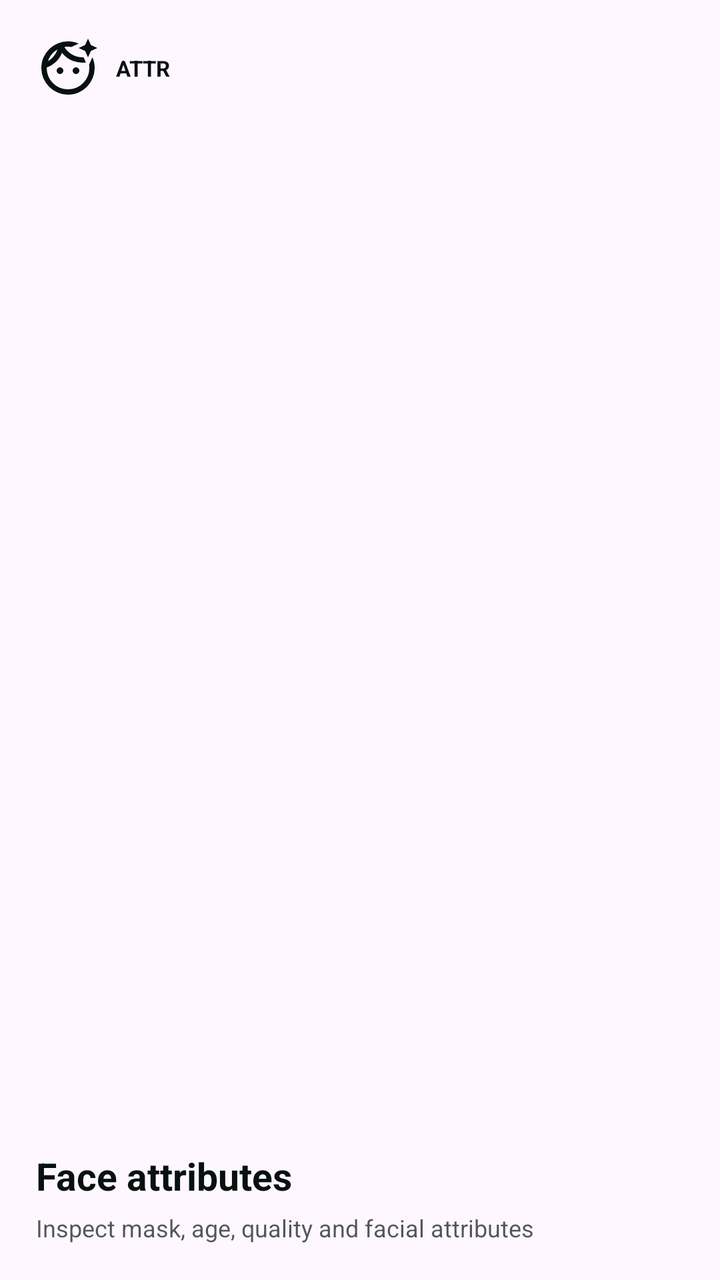
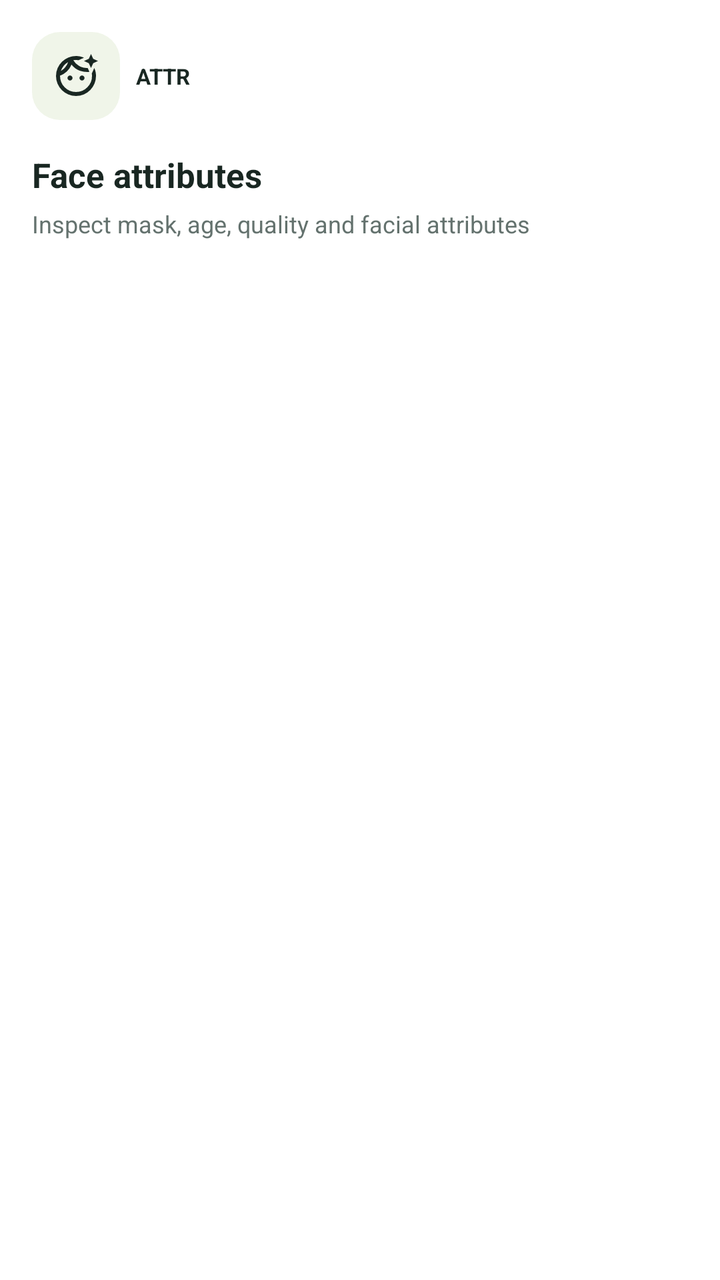

Before-and-after screenshots of an Android layout around one commit, followed by the original layout XML and the change that was made.
<!-- AndroidManifest.xml: application theme Theme.InspireFaceExample -->
<!-- res/layout/item_home_attribute.xml -->
<?xml version="1.0" encoding="utf-8"?>
<LinearLayout xmlns:android="http://schemas.android.com/apk/res/android"
    android:layout_width="match_parent"
    android:layout_height="match_parent"
    android:gravity="bottom"
    android:orientation="vertical"
    android:padding="18dp">

    <LinearLayout
        android:layout_width="match_parent"
        android:layout_height="wrap_content"
        android:gravity="center_vertical"
        android:orientation="horizontal">

        <ImageView
            android:layout_width="32dp"
            android:layout_height="32dp"
            android:contentDescription="@null"
            android:importantForAccessibility="no"
            android:src="@drawable/ic_home_attributes" />

        <TextView
            android:layout_width="wrap_content"
            android:layout_height="wrap_content"
            android:layout_marginStart="8dp"
            android:text="@string/menu_badge_attribute"
            android:textColor="@color/home_tile_text_dark"
            android:textSize="11sp"
            android:textStyle="bold" />
    </LinearLayout>

    <Space
        android:layout_width="1dp"
        android:layout_height="0dp"
        android:layout_weight="1" />

    <TextView
        android:layout_width="match_parent"
        android:layout_height="wrap_content"
        android:text="@string/face_attribute_title"
        android:textColor="@color/home_tile_text_dark"
        android:textSize="19sp"
        android:textStyle="bold" />

    <TextView
        android:layout_width="match_parent"
        android:layout_height="wrap_content"
        android:layout_marginTop="5dp"
        android:maxLines="2"
        android:text="@string/home_attribute_desc"
        android:textColor="@color/home_tile_text_dark_secondary"
        android:textSize="12sp" />
</LinearLayout>
<!-- resources referenced by this layout -->
<resources>
  <color name="home_tile_text_dark">#FF07110F</color>
  <color name="home_tile_text_dark_secondary">#B307110F</color>
  <style name="Base.Theme.InspireFaceExample" parent="Theme.Material3.DayNight.NoActionBar">
          
          
      </style>
  <!-- unchanged entries left out for length: 5 -->
</resources>

<!-- the commit's change to res/layout/item_home_attribute.xml (unified diff, before → after) -->
@@ -1,10 +1,11 @@
 <?xml version="1.0" encoding="utf-8"?>
 <LinearLayout xmlns:android="http://schemas.android.com/apk/res/android"
     android:layout_width="match_parent"
-    android:layout_height="match_parent"
-    android:gravity="bottom"
+    android:layout_height="wrap_content"
+    android:gravity="top"
+    android:minHeight="184dp"
     android:orientation="vertical"
-    android:padding="18dp">
+    android:padding="16dp">
 
     <LinearLayout
         android:layout_width="match_parent"
@@ -13,8 +14,11 @@
         android:orientation="horizontal">
 
         <ImageView
-            android:layout_width="32dp"
-            android:layout_height="32dp"
+            android:background="@drawable/bg_home_icon"
+            android:backgroundTint="@color/home_tile_lime"
+            android:padding="10dp"
+            android:layout_width="44dp"
+            android:layout_height="44dp"
             android:contentDescription="@null"
             android:importantForAccessibility="no"
             android:src="@drawable/ic_home_attributes" />
@@ -31,23 +35,24 @@
 
     <Space
         android:layout_width="1dp"
-        android:layout_height="0dp"
-        android:layout_weight="1" />
+        android:layout_height="16dp" />
 
     <TextView
         android:layout_width="match_parent"
         android:layout_height="wrap_content"
         android:text="@string/face_attribute_title"
         android:textColor="@color/home_tile_text_dark"
-        android:textSize="19sp"
+        android:textSize="17sp"
+        android:maxLines="2"
         android:textStyle="bold" />
 
     <TextView
         android:layout_width="match_parent"
         android:layout_height="wrap_content"
         android:layout_marginTop="5dp"
-        android:maxLines="2"
+        android:maxLines="3"
         android:text="@string/home_attribute_desc"
         android:textColor="@color/home_tile_text_dark_secondary"
-        android:textSize="12sp" />
+        android:textSize="12sp"
+        android:lineSpacingExtra="1dp" />
 </LinearLayout>
<!-- resource entries referenced after the edit -->
@@ -1,10 +1,106 @@
 <!-- resources referenced by this layout -->
 <resources>
-  <color name="home_tile_text_dark">#FF07110F</color>
-  <color name="home_tile_text_dark_secondary">#B307110F</color>
-  <style name="Base.Theme.InspireFaceExample" parent="Theme.Material3.DayNight.NoActionBar">
-          
-          
+  <color name="home_tile_lime">#F0F5E9</color>
+  <color name="home_tile_text_dark">#192722</color>
+  <color name="home_tile_text_dark_secondary">#64726E</color>
+  <!-- drawable bg_home_icon (drawable) -->
+  <shape xmlns:android="http://schemas.android.com/apk/res/android" android:shape="rectangle">
+      <solid android:color="@color/home_surface" />
+      <corners android:radius="14dp" />
+  </shape>
+  <color name="home_surface">#F5F7F8</color>
+  <style name="Base.Theme.InspireFaceExample" parent="Theme.Material3.Light.NoActionBar">
+          <item name="android:windowBackground">@color/home_background</item>
+          <item name="android:statusBarColor">@android:color/transparent</item>
+          <item name="android:navigationBarColor">@color/home_background</item>
+          <item name="android:windowLightStatusBar">true</item>
+          <item name="android:windowAnimationStyle">@style/AppWindowAnimation</item>
+          <item name="android:colorAccent">@color/liveness_accent</item>
+          <item name="colorPrimary">@color/liveness_accent</item>
+          <item name="colorOnPrimary">@color/white</item>
+          <item name="colorPrimaryContainer">@color/plus_accent_soft</item>
+          <item name="colorOnPrimaryContainer">@color/liveness_accent</item>
+          <item name="colorSecondary">@color/liveness_accent</item>
+          <item name="colorSecondaryContainer">@color/plus_accent_soft</item>
+          <item name="colorOnSecondaryContainer">@color/home_text_primary</item>
+          <item name="colorSurface">@color/home_background</item>
+          <item name="colorSurfaceVariant">@color/home_surface</item>
+          <item name="colorOnSurface">@color/home_text_primary</item>
+          <item name="colorOnSurfaceVariant">@color/home_text_secondary</item>
+          <item name="colorOutline">@color/home_stroke</item>
+          <item name="colorControlHighlight">#14237D63</item>
+          <item name="materialButtonStyle">@style/AppButton</item>
+          <item name="materialButtonOutlinedStyle">@style/AppButton.Outlined</item>
+          <item name="buttonBarPositiveButtonStyle">@style/AppButton.Text</item>
+          <item name="buttonBarNegativeButtonStyle">@style/AppButton.Text</item>
+          <item name="materialAlertDialogTheme">@style/ThemeOverlay.InspireFaceExample.PlusConsent</item>
+          <item name="shapeAppearanceSmallComponent">@style/AppShape.Small</item>
+          <item name="shapeAppearanceMediumComponent">@style/AppShape.Medium</item>
+          <item name="chipStyle">@style/AppChip</item>
+      </style>
+  <color name="home_background">#FFFFFF</color>
+  <style name="AppWindowAnimation" parent="@android:style/Animation.Activity">
+          <item name="android:activityOpenEnterAnimation">@anim/app_page_enter</item>
+          <item name="android:activityOpenExitAnimation">@anim/app_page_dim</item>
+          <item name="android:activityCloseEnterAnimation">@anim/app_page_return</item>
+          <item name="android:activityCloseExitAnimation">@anim/app_page_exit</item>
+      </style>
+  <color name="liveness_accent">#237D63</color>
+  <color name="white">#FFFFFFFF</color>
+  <color name="plus_accent_soft">#EDF6F1</color>
+  <color name="home_text_primary">#192722</color>
+  <color name="home_text_secondary">#64726E</color>
+  <color name="home_stroke">#E8EDEF</color>
+  <style name="AppButton" parent="Widget.Material3.Button">
+          <item name="android:minHeight">48dp</item>
+          <item name="android:textAllCaps">false</item>
+          <item name="android:fontFamily">sans-serif-medium</item>
+          <item name="android:stateListAnimator">@animator/plus_button_press</item>
+          <item name="android:textColor">@color/app_button_text</item>
+          <item name="backgroundTint">@color/app_button_background</item>
+          <item name="cornerRadius">16dp</item>
+      </style>
+  <style name="AppButton.Outlined" parent="Widget.Material3.Button.OutlinedButton">
+          <item name="android:minHeight">48dp</item>
+          <item name="android:textAllCaps">false</item>
+          <item name="android:textColor">@color/app_control_text</item>
+          <item name="android:stateListAnimator">@animator/plus_button_press</item>
+          <item name="strokeColor">@color/home_stroke</item>
+          <item name="cornerRadius">16dp</item>
+      </style>
+  <style name="AppButton.Text" parent="Widget.Material3.Button.TextButton">
+          <item name="android:minHeight">48dp</item>
+          <item name="android:textAllCaps">false</item>
+          <item name="android:stateListAnimator">@animator/plus_button_press</item>
+          <item name="android:textColor">@color/app_control_text</item>
+      </style>
+  <style name="ThemeOverlay.InspireFaceExample.PlusConsent" parent="ThemeOverlay.Material3.MaterialAlertDialog">
+          <item name="colorSurface">@color/plus_background</item>
+          <item name="colorOnSurface">@color/plus_text</item>
+          <item name="colorOnSurfaceVariant">@color/plus_text_secondary</item>
+          <item name="colorPrimary">@color/plus_accent</item>
+          <item name="android:windowAnimationStyle">@style/PlusConsentWindowAnimation</item>
+          <item name="android:backgroundDimAmount">0.22</item>
+      </style>
+  <style name="AppShape.Small" parent="ShapeAppearance.Material3.SmallComponent">
+          <item name="cornerSize">12dp</item>
+      </style>
+  <style name="AppShape.Medium" parent="ShapeAppearance.Material3.MediumComponent">
+          <item name="cornerSize">22dp</item>
+      </style>
+  <style name="AppChip" parent="Widget.Material3.Chip.Filter">
+          <item name="chipBackgroundColor">@color/app_segment_background</item>
+          <item name="android:textColor">@color/app_control_text</item>
+          <item name="chipStrokeColor">@color/home_stroke</item>
+          <item name="android:stateListAnimator">@animator/plus_button_press</item>
+      </style>
+  <color name="plus_background">#FFFFFF</color>
+  <color name="plus_text">#192722</color>
+  <color name="plus_text_secondary">#64726E</color>
+  <color name="plus_accent">#237D63</color>
+  <style name="PlusConsentWindowAnimation">
+          <item name="android:windowEnterAnimation">@anim/plus_dialog_enter</item>
+          <item name="android:windowExitAnimation">@anim/plus_dialog_exit</item>
       </style>
   <!-- unchanged entries left out for length: 5 -->
 </resources>
